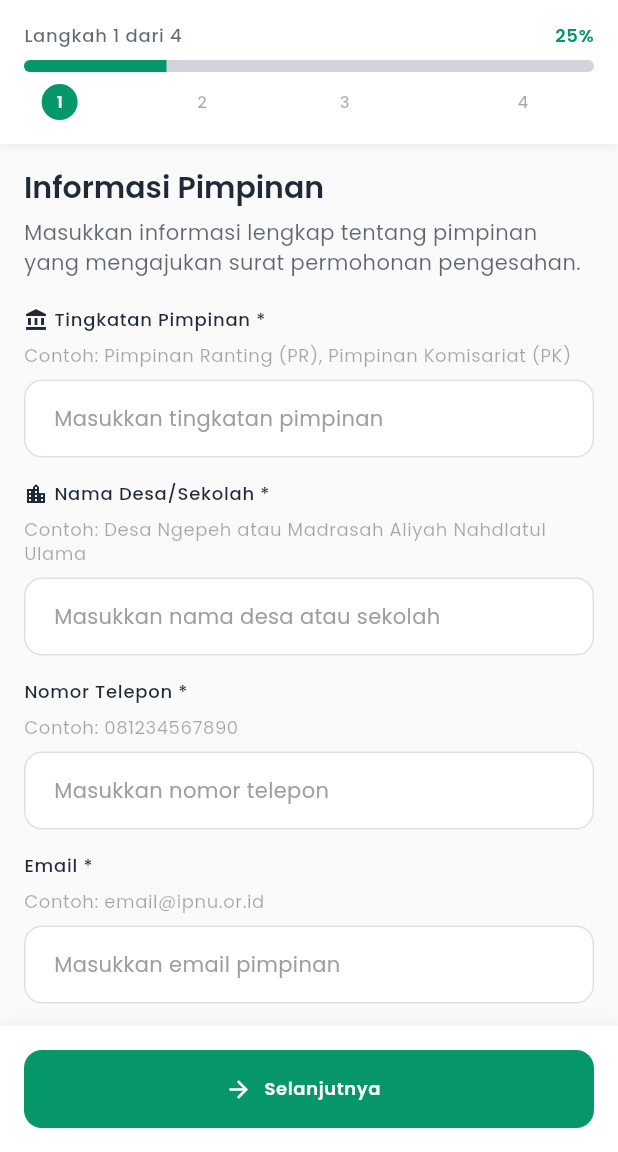
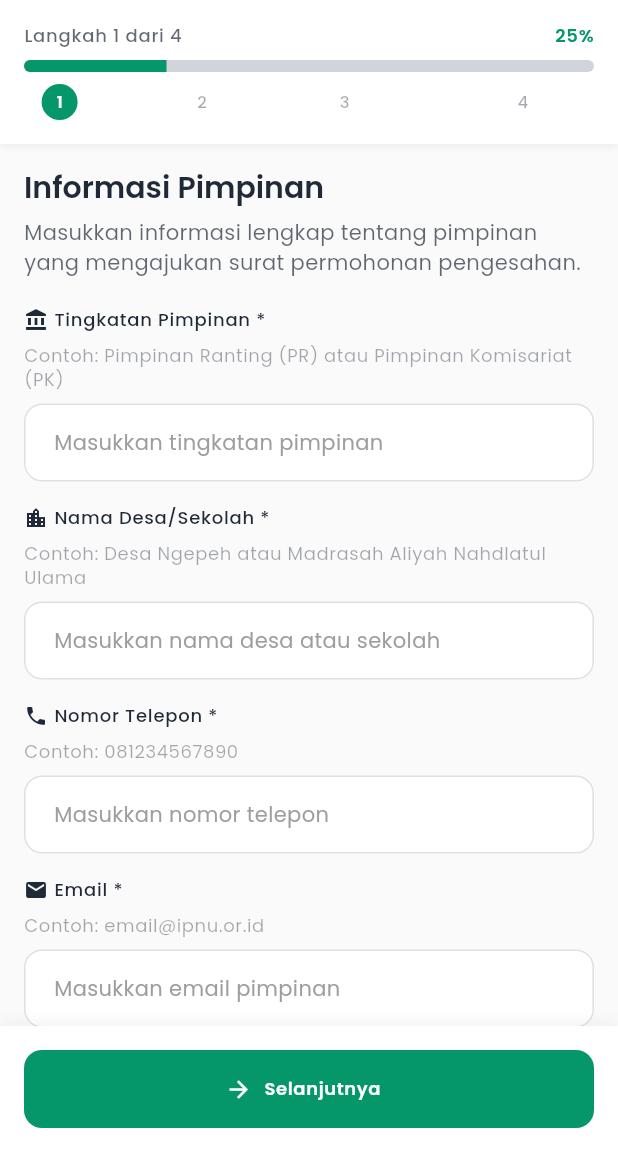
Before and after one commit to Ramadhan1710/gen-surat, a Flutter app: the SuratPermohonanPengesahanIpnuPage screen opened by its route, on a phone screen of 412 x 824 dp, the part 84-1236 px from its top. Run offline on Flutter 3.47's test engine with Material 3 defaults, Android fonts, the phone set to English and light mode, and no system bars; our stand-ins replace dio, flutter_local_notifications, get, google_fonts, hive, hive_flutter and 4 more; missing offline and left inert: flutter_inappwebview; accounts and stored records are empty.

Commit message:
feat: refactor form fields and add FocusFormField widget for better input handling

```diff
--- a/lib/core/di/domain_bindings.dart
+++ b/lib/core/di/domain_bindings.dart
@@ -1,7 +1,6 @@
 import 'package:gen_surat/domain/usecases/generate_berita_acara_pemilihan_ketua_usecase.dart';
 import 'package:gen_surat/domain/usecases/ippnu/generate_berita_acara_penyusunan_pengurus_ippnu_usecase.dart';
 import 'package:get/get.dart';
-
 import 'package:gen_surat/domain/repositories/i_surat_repository.dart';
 import 'package:gen_surat/domain/usecases/ipnu/generate_berita_acara_rapat_formatur_ipnu_usecase.dart';
 import 'package:gen_surat/domain/usecases/generate_curriculum_vitae_usecase.dart';
--- /dev/null
+++ b/lib/core/models/form_field_model.dart
@@ -0,0 +1,27 @@
+import 'package:flutter/material.dart';
+
+class FormFieldModel {
+  final TextEditingController controller;
+  final FocusNode focusNode;
+  final String label;
+  final String hint;
+  final String helpText;
+  final IconData icon;
+  final TextInputType? keyboard;
+  final String? Function(String?)? validator;
+  final FocusNode? nextFocus;
+  final bool isDatePicker;
+
+  FormFieldModel({
+    required this.controller,
+    required this.focusNode,
+    required this.label,
+    required this.hint,
+    required this.helpText,
+    required this.icon,
+    this.isDatePicker = false,
+    this.keyboard,
+    this.validator,
+    this.nextFocus,
+  });
+}
--- a/lib/presentation/pages/surat/ipnu/keputusan/widgets/step_lembaga_section.dart
+++ b/lib/presentation/pages/surat/ipnu/keputusan/widgets/step_lembaga_section.dart
@@ -57,7 +57,6 @@ class StepLembagaSection extends StatelessWidget {
           validator: UiFieldValidators.required('Periode kepengurusan'),
           focusNode: viewModel.formDataManager.periodeKepengurusanFocus,
           textInputAction: TextInputAction.next,
-          keyboardType: TextInputType.datetime,
         ),
         const SizedBox(height: AppDimensions.spaceM),
         CustomTextField(
--- /dev/null
+++ b/lib/presentation/pages/surat/ipnu/permohonan_pengesahan/fields/step_permohonan_pengesahan_fields.dart
@@ -0,0 +1,160 @@
+import 'package:flutter/material.dart';
+import 'package:gen_surat/core/models/form_field_model.dart';
+import 'package:gen_surat/core/validator/ui_field_validators.dart';
+import 'package:gen_surat/presentation/viewmodels/surat/ipnu/permohonan_pengesahan/surat_permohonan_pengesahan_ipnu_viewmodel.dart';
+
+class StepPermohonanPengesahanFields {
+  StepPermohonanPengesahanFields._();
+
+  // Lembaga Fields
+  static List<FormFieldModel> buildLembagaField(
+    SuratPermohonanPengesahanIpnuViewmodel vm,
+  ) {
+    final f = vm.formDataManager;
+
+    return [
+      FormFieldModel(
+        controller: f.jenisLembagaController,
+        focusNode: f.jenisLembagaFocus,
+        label: 'Tingkatan Pimpinan *',
+        hint: 'Masukkan tingkatan pimpinan',
+        helpText: 'Contoh: Pimpinan Ranting (PR) atau Pimpinan Komisariat (PK)',
+        icon: Icons.account_balance,
+        validator: UiFieldValidators.required('Tingkatan pimpinan'),
+        nextFocus: f.namaLembagaFocus,
+      ),
+      FormFieldModel(
+        controller: f.namaLembagaController,
+        focusNode: f.namaLembagaFocus,
+        label: 'Nama Desa/Sekolah *',
+        hint: 'Masukkan nama desa atau sekolah',
+        helpText: 'Contoh: Desa Ngepeh atau Madrasah Aliyah Nahdlatul Ulama',
+        icon: Icons.location_city,
+        validator: UiFieldValidators.required('Nama desa/sekolah'),
+        nextFocus: f.nomorTeleponLembagaFocus,
+      ),
+      FormFieldModel(
+        controller: f.nomorTeleponLembagaController,
+        focusNode: f.nomorTeleponLembagaFocus,
+        label: 'Nomor Telepon *',
+        hint: 'Masukkan nomor telepon',
+        helpText: 'Contoh: 081234567890',
+        keyboard: TextInputType.phone,
+        icon: Icons.phone,
+        validator: UiFieldValidators.required('Nomor telepon'),
+        nextFocus: f.emailLembagaFocus,
+      ),
+      FormFieldModel(
+        controller: f.emailLembagaController,
+        focusNode: f.emailLembagaFocus,
+        label: 'Email *',
+        hint: 'Masukkan email pimpinan',
+        helpText: 'Contoh: email@ipnu.or.id',
+        keyboard: TextInputType.emailAddress,
+        icon: Icons.email,
+        validator: UiFieldValidators.email('Email'),
+        nextFocus: f.alamatLembagaFocus,
+      ),
+      FormFieldModel(
+        controller: f.alamatLembagaController,
+        focusNode: f.alamatLembagaFocus,
+        label: 'Alamat Pimpinan *',
+        hint: 'Masukkan alamat lengkap pimpinan',
+        helpText: 'Contoh: Jl. Raya No. 123, Desa Ngepeh',
+        icon: Icons.home,
+        validator: UiFieldValidators.required('Alamat lembaga'),
+      ),
+    ];
+  }
+
+  // Surat Fields
+  static List<FormFieldModel> buildSuratField(
+    SuratPermohonanPengesahanIpnuViewmodel vm,
+  ) {
+    final f = vm.formDataManager;
+
+    return [
+      FormFieldModel(
+        controller: f.tanggalRapatController,
+        focusNode: f.tanggalRapatFocus,
+        label: 'Tanggal Rapat *',
+        hint: 'Masukkan tanggal rapat',
+        helpText: 'Tanggal pelaksanaan RAPTA (Rapat Anggota), Contoh: 15 Januari 2025',
+        icon: Icons.calendar_today,
+        validator: UiFieldValidators.required('Tanggal rapat'),
+        isDatePicker: true,
+        nextFocus: f.tanggalHijriahFocus,
+      ),
+      FormFieldModel(
+        controller: f.tanggalHijriahController,
+        focusNode: f.tanggalHijriahFocus,
+        label: 'Tanggal Hijriah *',
+        hint: 'Masukkan tanggal hijriah',
+        helpText: 'Tanggal hijriah penetapan surat, Contoh: 15 Rajab 1446',
+        icon: Icons.calendar_today,
+        validator: UiFieldValidators.required('Tanggal hijriah'),
+        nextFocus: f.tanggalMasehiFocus,
+      ),
+      FormFieldModel(
+        controller: f.tanggalMasehiController,
+        focusNode: f.tanggalMasehiFocus,
+        label: 'Tanggal Masehi *',
+        hint: 'Masukkan tanggal masehi',
+        helpText: 'Tanggal masehi penetapan surat, Contoh: 15 Januari 2025',
+        icon: Icons.calendar_today,
+        validator: UiFieldValidators.required('Tanggal masehi'),
+        isDatePicker: true,
+      ),
+    ];
+  }
+
+  static List<FormFieldModel> buildKepengurusanField(
+    SuratPermohonanPengesahanIpnuViewmodel vm,
+  ) {
+    final f = vm.formDataManager;
+
+    return [
+      FormFieldModel(
+        controller: f.periodeKepengurusanController,
+        focusNode: f.periodeKepengurusanFocus,
+        label: 'Periode Kepengurusan *',
+        hint: 'Masukkan periode kepengurusan',
+        helpText: 'Periode kepengurusan yang akan disahkan, Contoh: 2025-2027',
+        keyboard: TextInputType.datetime,
+        icon: Icons.date_range,
+        validator: UiFieldValidators.required('Periode kepengurusan'),
+        nextFocus: f.namaKetuaTerpilihFocus,
+      ),
+      FormFieldModel(
+        controller: f.namaKetuaTerpilihController,
+        focusNode: f.namaKetuaTerpilihFocus,
+        label: 'Nama Ketua Terpilih *',
+        hint: 'Masukkan nama lengkap ketua',
+        helpText: 'Nama lengkap ketua terpilih, Contoh: Ahmad Fauzi',
+        icon: Icons.person,
+        validator: UiFieldValidators.required('Nama ketua terpilih'),
+        nextFocus: f.namaSekretarisTerpilihFocus,
+      ),
+      FormFieldModel(
+        controller: f.namaSekretarisTerpilihController,
+        focusNode: f.namaSekretarisTerpilihFocus,
+        label: 'Nama Sekretaris Terpilih *',
+        hint: 'Masukkan nama lengkap sekretaris',
+        helpText: 'Nama lengkap sekretaris terpilih, Contoh: Budi Santoso',
+        icon: Icons.person_outline,
+        validator: UiFieldValidators.required('Nama sekretaris terpilih'),
+        nextFocus: f.jenisLembagaIndukFocus,
+      ),
+      FormFieldModel(
+        controller: f.jenisLembagaIndukController,
+        focusNode: f.jenisLembagaIndukFocus,
+        label: 'Jenis Lembaga Induk *',
+        hint: 'Masukkan Tingkatan Pimpinan induk',
+        helpText:
+            'Jenis lembaga induk, Contoh: Untuk PR : Ranting, Untuk PK : Madrasah/Sekolah, dll.',
+        icon: Icons.business,
+        validator: UiFieldValidators.required('Jenis lembaga induk'),
+      ),
+    ];
+  }
+}
--- a/lib/presentation/pages/surat/ipnu/permohonan_pengesahan/widgets/step_lembaga_section.dart
+++ b/lib/presentation/pages/surat/ipnu/permohonan_pengesahan/widgets/step_lembaga_section.dart
@@ -1,82 +1,62 @@
 import 'package:flutter/material.dart';
+import 'package:gen_surat/core/models/form_field_model.dart';
 import 'package:gen_surat/core/themes/app_dimensions.dart';
-import 'package:gen_surat/core/validator/ui_field_validators.dart';
+import 'package:gen_surat/core/utils/mixins/focus_scroll_mixin.dart';
+import 'package:gen_surat/presentation/pages/surat/ipnu/permohonan_pengesahan/fields/step_permohonan_pengesahan_fields.dart';
 import 'package:gen_surat/presentation/viewmodels/surat/ipnu/permohonan_pengesahan/surat_permohonan_pengesahan_ipnu_viewmodel.dart';
-import 'package:gen_surat/presentation/widgets/custom_text_field.dart';
+import 'package:gen_surat/presentation/widgets/focus_form_field.dart';
 import 'package:gen_surat/presentation/widgets/section_header.dart';
 
-class StepLembagaSection extends StatelessWidget {
+class StepLembagaSection extends StatefulWidget {
   final SuratPermohonanPengesahanIpnuViewmodel viewModel;
 
   const StepLembagaSection({super.key, required this.viewModel});
 
   @override
+  State<StepLembagaSection> createState() => _StepLembagaSectionState();
+}
+
+class _StepLembagaSectionState extends State<StepLembagaSection>
+    with FocusScrollMixin {
+  late final ScrollController _scrollController;
+  late final List<FormFieldModel> fields;
+
+  @override
+  void initState() {
+    super.initState();
+    _scrollController = ScrollController();
+
+    fields = StepPermohonanPengesahanFields.buildLembagaField(widget.viewModel);
+  }
+
+  @override
+  void dispose() {
+    _scrollController.dispose();
+    super.dispose();
+  }
+
+  @override
   Widget build(BuildContext context) {
+    final theme = Theme.of(context);
+
     return ListView(
+      controller: _scrollController,
       padding: const EdgeInsets.all(AppDimensions.spaceM),
       children: [
         const SectionHeader(title: 'Informasi Pimpinan'),
         const SizedBox(height: AppDimensions.spaceS),
+
         Text(
           'Masukkan informasi lengkap tentang pimpinan yang mengajukan surat permohonan pengesahan.',
-          style: Theme.of(context).textTheme.bodyMedium?.copyWith(
-            color: Theme.of(context).colorScheme.onSurface.withOpacity(0.7),
+          style: theme.textTheme.bodyMedium?.copyWith(
+            color: theme.colorScheme.onSurface.withValues(alpha: 0.7),
           ),
         ),
+
         const SizedBox(height: AppDimensions.spaceL),
-        CustomTextField(
-          controller: viewModel.formDataManager.jenisLembagaController,
-          focusNode: viewModel.formDataManager.jenisLembagaFocus,
-          label: 'Tingkatan Pimpinan *',
-          helpText: 'Contoh: Pimpinan Ranting (PR), Pimpinan Komisariat (PK)',
-          hint: 'Masukkan tingkatan pimpinan',
-          icon: Icons.account_balance,
-          textCapitalization: TextCapitalization.words,
-          textInputAction: TextInputAction.next,
-          validator: UiFieldValidators.required('Tingkatan pimpinan'),
-        ),
-        const SizedBox(height: AppDimensions.spaceM),
-        CustomTextField(
-          controller: viewModel.formDataManager.namaLembagaController,
-          focusNode: viewModel.formDataManager.namaLembagaFocus,
-          label: 'Nama Desa/Sekolah *',
-          helpText: 'Contoh: Desa Ngepeh atau Madrasah Aliyah Nahdlatul Ulama',
-          hint: 'Masukkan nama desa atau sekolah',
-          textCapitalization: TextCapitalization.words,
-          textInputAction: TextInputAction.next,
-          icon: Icons.location_city,
-          validator: UiFieldValidators.required('Nama desa/sekolah'),
-        ),
-        const SizedBox(height: AppDimensions.spaceM),
-        CustomTextField(
-          controller: viewModel.formDataManager.nomorTeleponLembagaController,
-          focusNode: viewModel.formDataManager.nomorTeleponLembagaFocus,
-          label: 'Nomor Telepon *',
-          helpText: 'Contoh: 081234567890',
-          hint: 'Masukkan nomor telepon',
-          keyboardType: TextInputType.phone,
-          validator: UiFieldValidators.required('Nomor telepon'),
-        ),
-        const SizedBox(height: AppDimensions.spaceM),
-        CustomTextField(
-          controller: viewModel.formDataManager.emailLembagaController,
-          focusNode: viewModel.formDataManager.emailLembagaFocus,
-          label: 'Email *',
-          helpText: 'Contoh: email@ipnu.or.id',
-          hint: 'Masukkan email pimpinan',
-          keyboardType: TextInputType.emailAddress,
-          validator: UiFieldValidators.email('Email'),
-        ),
-        const SizedBox(height: AppDimensions.spaceM),
-        CustomTextField(
-          controller: viewModel.formDataManager.alamatLembagaController,
-          focusNode: viewModel.formDataManager.alamatLembagaFocus,
-          label: 'Alamat Pimpinan *',
-          helpText: 'Contoh: Jl. Raya No. 123, Desa Ngepeh',
-          hint: 'Masukkan alamat lengkap pimpinan',
-          maxLines: 3,
-          validator: UiFieldValidators.required('Alamat lembaga'),
-        ),
+
+        FocusFormField(fields: fields, onNext: goNextField),
+
         const SizedBox(height: AppDimensions.spaceXXL),
       ],
     );
--- a/lib/presentation/widgets/custom_text_field.dart
+++ b/lib/presentation/widgets/custom_text_field.dart
@@ -24,11 +24,13 @@ class CustomTextField extends StatelessWidget {
   final TextCapitalization? textCapitalization;
   final TextInputAction? textInputAction;
   final FocusNode? focusNode;
+  final void Function(String)? onFieldSubmitted;
 
   const CustomTextField({
     super.key,
     required this.controller,
     required this.label,
+    this.onFieldSubmitted,
     this.helpText,
     this.hint,
     this.validator,
@@ -78,6 +80,7 @@ class CustomTextField extends StatelessWidget {
         TextFormField(
           controller: controller,
           validator: validator,
+          onFieldSubmitted: onFieldSubmitted,
           keyboardType: keyboardType,
           maxLines: maxLines,
           enabled: enabled,
--- a/lib/presentation/widgets/date_picker_field.dart
+++ b/lib/presentation/widgets/date_picker_field.dart
@@ -10,6 +10,7 @@ class DatePickerField extends StatelessWidget {
   final String? Function(String?)? validator;
   final TextInputAction? textInputAction;
   final FocusNode? focusNode;
+  final void Function(String)? onFieldSubmitted;
 
   const DatePickerField({
     super.key,
@@ -20,6 +21,7 @@ class DatePickerField extends StatelessWidget {
     this.validator,
     this.textInputAction,
     this.focusNode,
+    this.onFieldSubmitted,
   });
 
   @override
@@ -27,6 +29,7 @@ class DatePickerField extends StatelessWidget {
     return CustomTextField(
       controller: controller,
       label: label,
+      onFieldSubmitted: onFieldSubmitted,
       helpText: helpText,
       hint: hint,
       textCapitalization: TextCapitalization.words,
--- /dev/null
+++ b/lib/presentation/widgets/focus_form_field.dart
@@ -0,0 +1,66 @@
+import 'package:flutter/material.dart';
+import 'package:gen_surat/core/models/form_field_model.dart';
+import 'package:gen_surat/core/themes/app_dimensions.dart';
+import 'package:gen_surat/presentation/widgets/custom_text_field.dart';
+import 'package:gen_surat/presentation/widgets/date_picker_field.dart';
+
+class FocusFormField extends StatelessWidget {
+  final List<FormFieldModel> fields;
+  final void Function(FocusNode current, FocusNode next) onNext;
+
+  const FocusFormField({super.key, required this.fields, required this.onNext});
+
+  @override
+  Widget build(BuildContext context) {
+    return Column(
+      children:
+          fields.map((f) {
+            return Padding(
+              padding: const EdgeInsets.only(bottom: AppDimensions.spaceM),
+              child:
+                  f.isDatePicker
+                      ? DatePickerField(
+                        controller: f.controller,
+                        label: f.label,
+                        helpText: f.helpText,
+                        hint: f.hint,
+                        validator: f.validator,
+                        focusNode: f.focusNode,
+                        textInputAction:
+                            f.nextFocus != null
+                                ? TextInputAction.next
+                                : TextInputAction.done,
+                        onFieldSubmitted: (_) {
+                          if (f.nextFocus != null) {
+                            onNext(f.focusNode, f.nextFocus!);
+                          } else {
+                            f.focusNode.unfocus();
+                          }
+                        },
+                      )
+                      : CustomTextField(
+                        controller: f.controller,
+                        focusNode: f.focusNode,
+                        label: f.label,
+                        hint: f.hint,
+                        helpText: f.helpText,
+                        icon: f.icon,
+                        keyboardType: f.keyboard,
+                        validator: f.validator,
+                        textInputAction:
+                            f.nextFocus != null
+                                ? TextInputAction.next
+                                : TextInputAction.done,
+                        onFieldSubmitted: (_) {
+                          if (f.nextFocus != null) {
+                            onNext(f.focusNode, f.nextFocus!);
+                          } else {
+                            f.focusNode.unfocus();
+                          }
+                        },
+                      ),
+            );
+          }).toList(),
+    );
+  }
+}
```
Also changed, not shown: lib/core/di/data_bindings.dart (+10 -10 lines), lib/core/utils/mixins/focus_scroll_mixin.dart (added, +18 -0 lines), lib/presentation/pages/surat/ipnu/permohonan_pengesahan/widgets/step_kepengurusan_section.dart (+23 -47 lines), lib/presentation/pages/surat/ipnu/permohonan_pengesahan/widgets/step_surat_section.dart (+25 -34 lines), lib/presentation/viewmodels/surat/ipnu/permohonan_pengesahan/managers/surat_permohonan_pengesahan_ipnu_form_data_manager.dart (+7 -0 lines), lib/core/helper/focus_scroll_field.dart (added).
